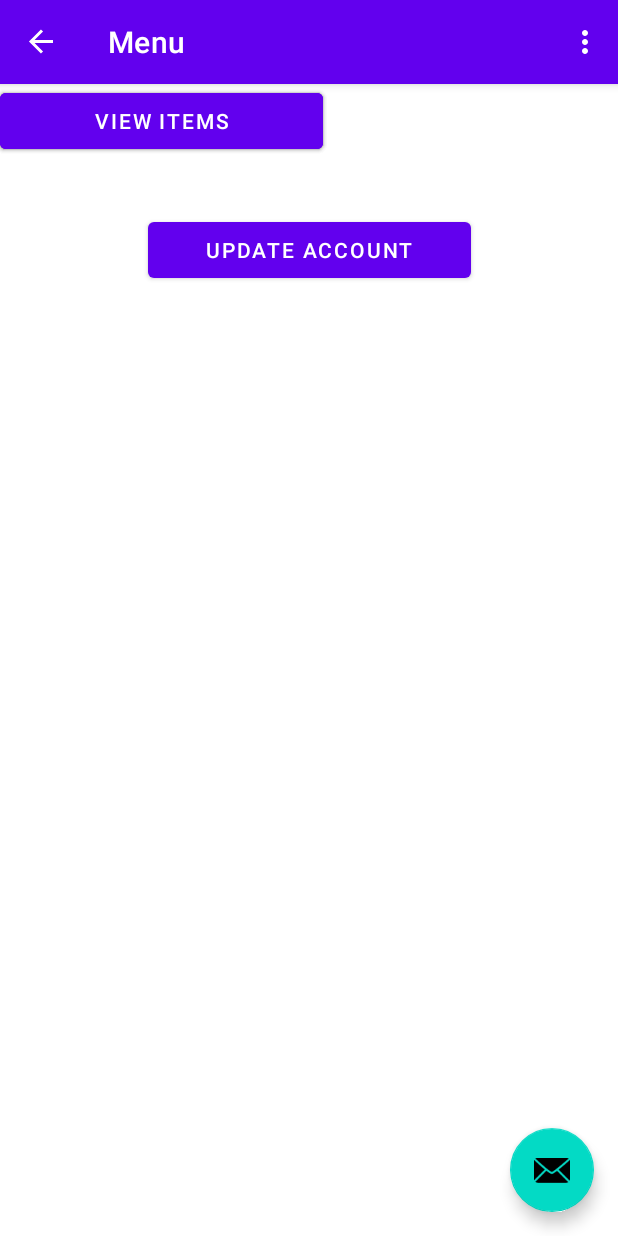
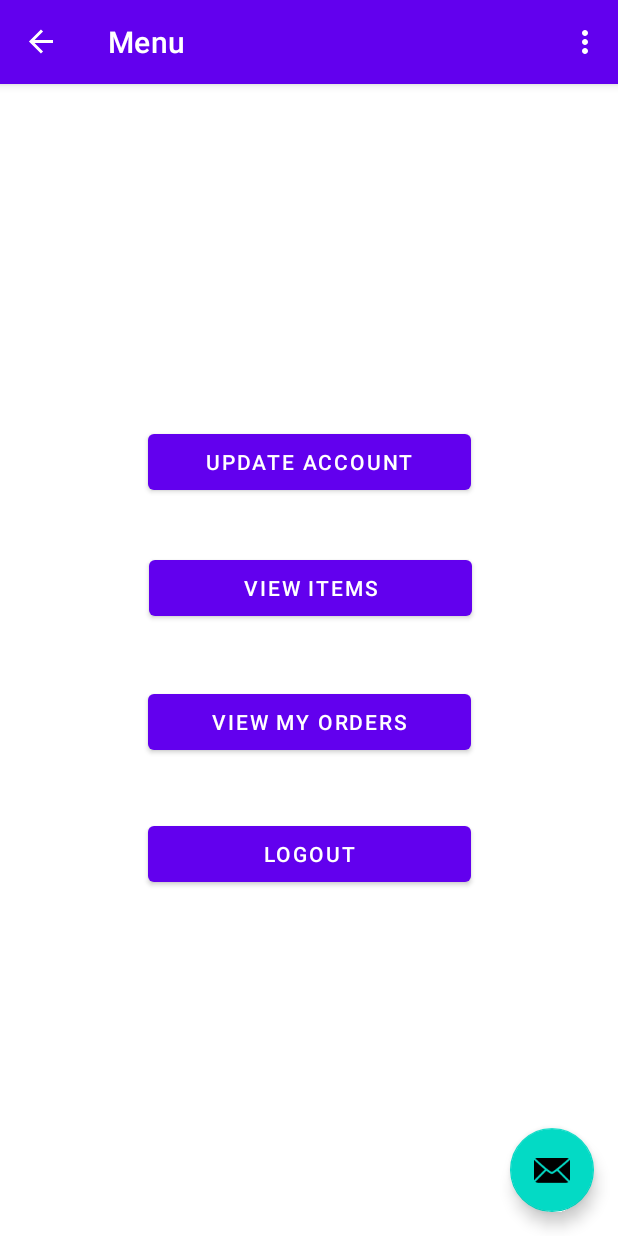
Before and after one commit to McGill-ECSE321-Winter2022/project-group-group-02, an Android app: the CustomerMenu screen opened through its navigation route, on a phone screen of 412 x 824 dp. Run offline under Robolectric (Android 15) with nearby library versions, the phone set to English and light mode, and no system bars; our stand-ins replace navigation-ui; libraries missing offline, so code that uses them is left out: com.loopj.android, cz.msebera.android.

Commit message:
added constraints

```diff
--- a/GroceryStore-Android/app/src/main/res/layout/customer_menu.xml
+++ b/GroceryStore-Android/app/src/main/res/layout/customer_menu.xml
@@ -25,24 +25,42 @@
         android:id="@+id/ViewOrderButton"
         android:layout_width="215dp"
         android:layout_height="49dp"
+        android:layout_marginStart="98dp"
+        android:layout_marginTop="20dp"
+        android:layout_marginEnd="98dp"
+        android:layout_marginBottom="19dp"
         android:text="View My Orders"
-        tools:layout_editor_absoluteX="98dp"
-        tools:layout_editor_absoluteY="373dp" />
+        app:layout_constraintBottom_toTopOf="@+id/LogoutButton"
+        app:layout_constraintEnd_toEndOf="parent"
+        app:layout_constraintStart_toStartOf="parent"
+        app:layout_constraintTop_toBottomOf="@+id/ViewItem" />
 
     <Button
         android:id="@+id/LogoutButton"
         android:layout_width="215dp"
         android:layout_height="49dp"
+        android:layout_marginStart="98dp"
+        android:layout_marginTop="19dp"
+        android:layout_marginEnd="98dp"
+        android:layout_marginBottom="241dp"
         android:text="Logout"
-        tools:layout_editor_absoluteX="98dp"
-        tools:layout_editor_absoluteY="441dp" />
+        app:layout_constraintBottom_toBottomOf="parent"
+        app:layout_constraintEnd_toEndOf="parent"
+        app:layout_constraintStart_toStartOf="parent"
+        app:layout_constraintTop_toBottomOf="@+id/ViewOrderButton" />
 
     <Button
         android:id="@+id/ViewItem"
         android:layout_width="215dp"
         android:layout_height="49dp"
+        android:layout_marginStart="99dp"
+        android:layout_marginTop="17dp"
+        android:layout_marginEnd="98dp"
+        android:layout_marginBottom="20dp"
         android:text="View Items"
-        tools:layout_editor_absoluteX="98dp"
-        tools:layout_editor_absoluteY="304dp" />
+        app:layout_constraintBottom_toTopOf="@+id/ViewOrderButton"
+        app:layout_constraintEnd_toEndOf="parent"
+        app:layout_constraintStart_toStartOf="parent"
+        app:layout_constraintTop_toBottomOf="@+id/UpdateAccountButton" />
 
 </androidx.constraintlayout.widget.ConstraintLayout>
```
